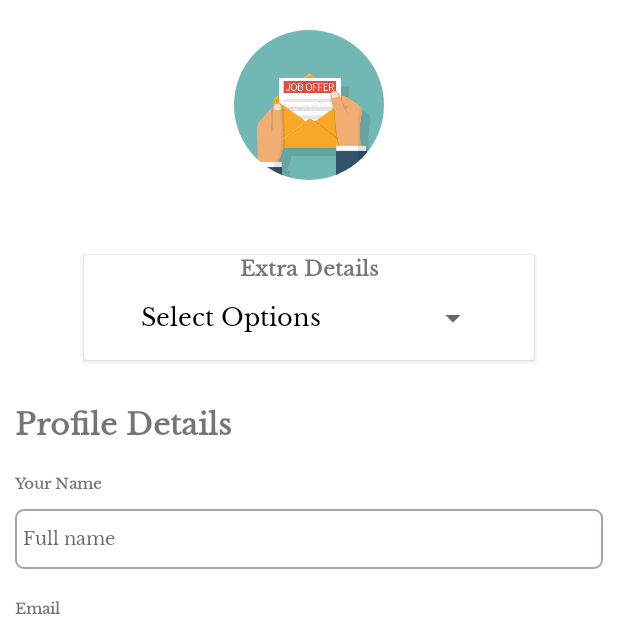
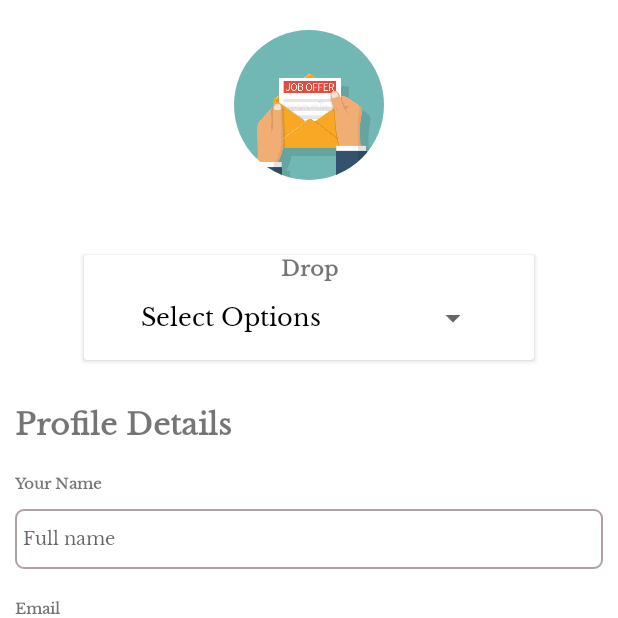
Before and after one commit to Ashwin995/STW300CEM, an Android app: the fragment ProfileFragment placed in its activity, on a phone screen of 412 x 824 dp, the top half of it. Run offline under Robolectric (Android 15) with nearby library versions, the phone set to English and light mode, and no system bars; our stand-ins replace CircleImageView; pictures from the network do not load; 1 statement that could not run was skipped.

Commit message:
xml Commit

```diff
--- a/app/src/main/res/layout/fragment_profile.xml
+++ b/app/src/main/res/layout/fragment_profile.xml
@@ -25,7 +25,7 @@
                 android:layout_height="100dp"
                 android:layout_gravity="center_horizontal"
                 android:layout_marginTop="20dp"
-                android:src="@drawable/img" />
+                android:src="@drawable/img"/>
 
             <androidx.cardview.widget.CardView
                 android:layout_width="300dp"
@@ -42,7 +42,7 @@
                     <TextView
                         android:layout_width="match_parent"
                         android:layout_height="wrap_content"
-                        android:text="Extra Details"
+                        android:text="Drop"
                         android:textAlignment="center"
                         android:textStyle="bold" />
 
```
